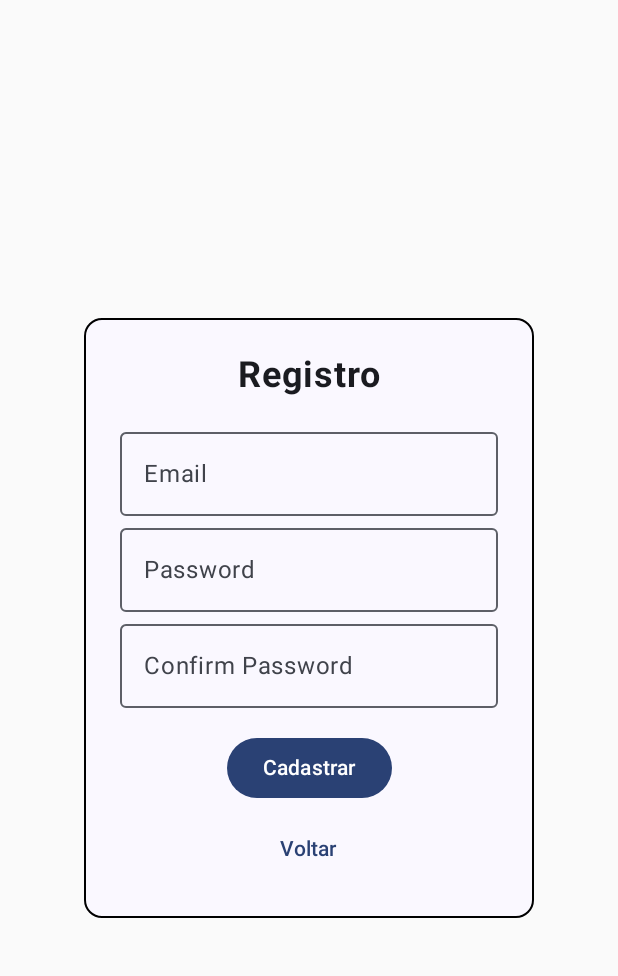
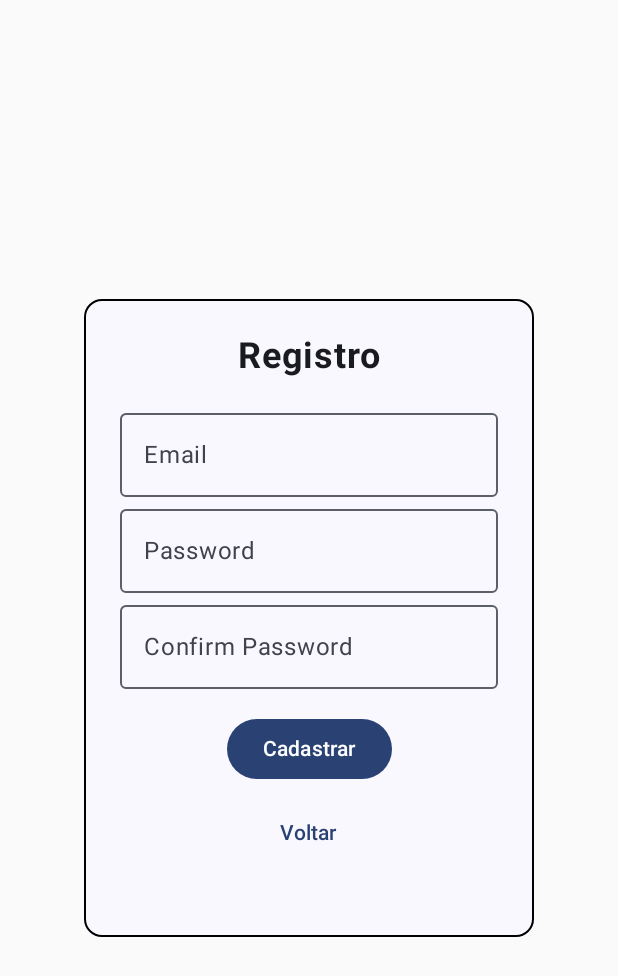
Before and after one commit to Matheus2037/FirebaseAuth-App-Android, an Android app built with Jetpack Compose: the screen it shows after launch (MainActivity), after a tap on "Criar conta", on a phone screen of 412 x 824 dp. Shown: the top 976 px of the screen. Run offline under Robolectric (Android 15) with nearby library versions, the phone set to English and light mode, and no system bars; our stand-ins replace Firebase (no records; nobody signed in at launch, a user with empty details on screens opened directly); 1 other tap on this screen came first.

```diff
--- a/app/src/main/java/com/example/firebaseauth_app/Screen/LoginScreen.kt
+++ b/app/src/main/java/com/example/firebaseauth_app/Screen/LoginScreen.kt
@@ -89,7 +89,7 @@ fun LoginElements(
         Text(text = "Login", fontSize = 24.sp, fontWeight = FontWeight.Bold)
 
         OutlinedTextField(
-            modifier = Modifier.padding(top = 16.dp),
+            modifier = Modifier.padding(top = 32.dp),
             value = email,
             onValueChange = { email = it },
             label = { Text("E-mail") },
@@ -109,7 +109,7 @@ fun LoginElements(
         }
 
         Button(
-            modifier = Modifier.padding(top = 64.dp),
+            modifier = Modifier.padding(top = 48.dp),
             onClick = {
                 if (email.isNotBlank() and password.isNotBlank()) {
                     FirebaseAuthManager.loginUser(email, password, { success, user, errorMessage ->
--- a/app/src/main/java/com/example/firebaseauth_app/Screen/RegisterScreen.kt
+++ b/app/src/main/java/com/example/firebaseauth_app/Screen/RegisterScreen.kt
@@ -55,7 +55,7 @@ fun RegisterScreen(
                 containerColor = MaterialTheme.colorScheme.surface,
             ),
             border = BorderStroke(1.dp, Color.Black),
-            modifier = Modifier.size(width = 300.dp, height = 400.dp)
+            modifier = Modifier.size(width = 300.dp, height = 425.dp)
         ) {
             Column(
                 modifier = Modifier.padding(24.dp),
@@ -99,13 +99,12 @@ fun RegisterScreen(
                     onClick ={
                         if (email.isNotBlank() and password.isNotBlank() and passwordConfirmation.isNotBlank()){
                             if (password == passwordConfirmation) {
-                                FirebaseAuthManager.createUser(email, password, { success, user ->
+                                FirebaseAuthManager.createUser(email, password, { success, user, errorMessage ->
                                     if (success) {
                                         onRegisterSuccess()
                                     }
                                     else{
-//                                        error = errorMessage
-                                        error = "teste"
+                                        error = errorMessage
                                     }
                                 })
                             }else{
```
Also changed, not shown: app/src/main/java/com/example/firebaseauth_app/FirebaseAuth/FirebaseAuthManager.kt (+11 -6 lines).
